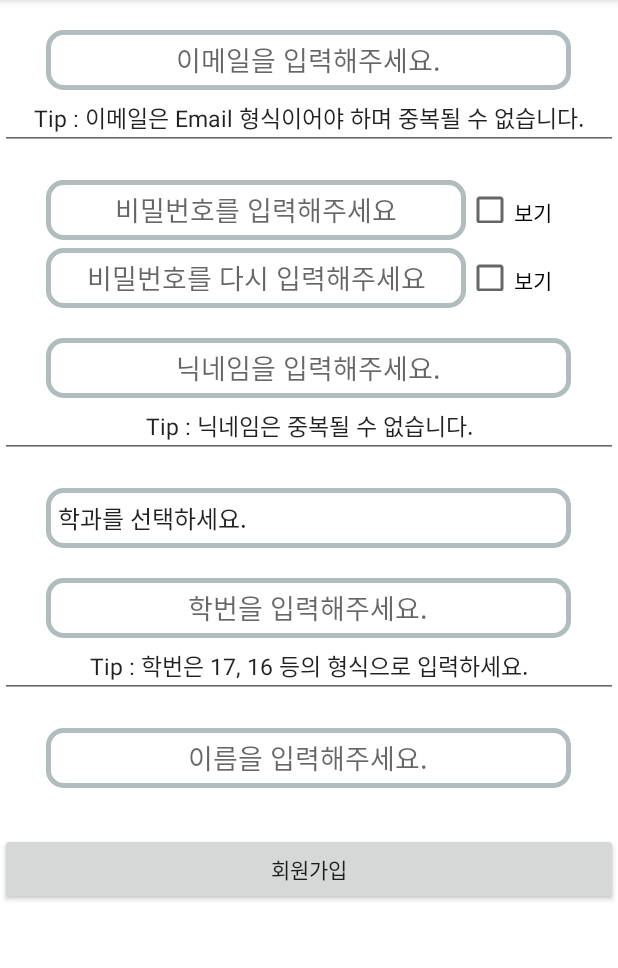
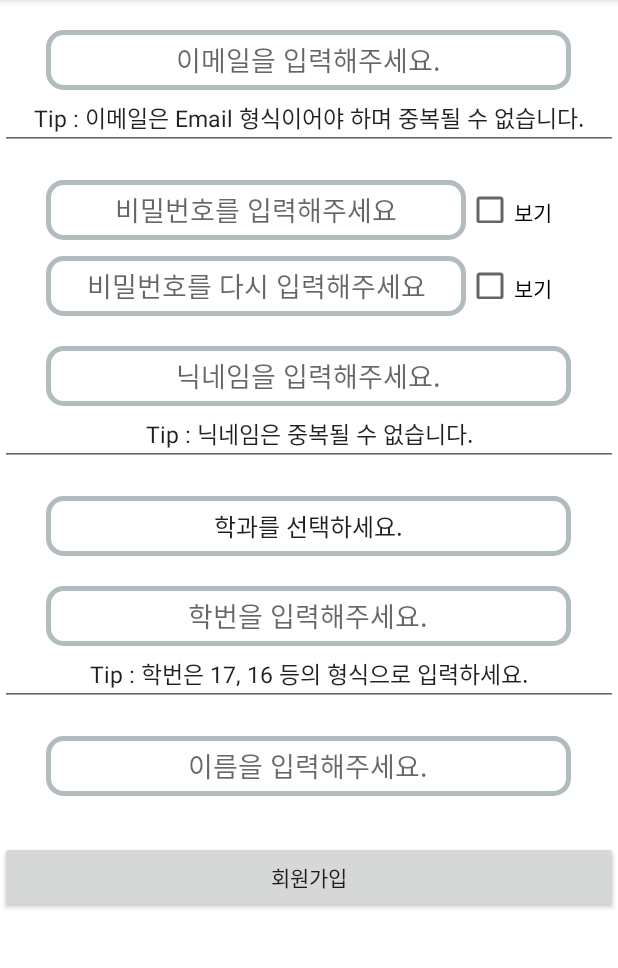
Before and after one commit to SongHeeJae/MyongjiMoa, an Android app: the screen it shows after launch (LoginActivity), after a tap on an icon or button, on a phone screen of 412 x 824 dp, the part 84-1052 px from its top. Run offline under Robolectric (Android 15) with nearby library versions, the phone set to English and light mode, and no system bars.

Commit message:
짜잘하게 코드 수정

```diff
--- a/app/src/main/java/com/example/myongjimoa/LoginActivity.java
+++ b/app/src/main/java/com/example/myongjimoa/LoginActivity.java
@@ -1,6 +1,12 @@
 package com.example.myongjimoa;
 
 import android.os.Bundle;
+import android.text.method.HideReturnsTransformationMethod;
+import android.text.method.PasswordTransformationMethod;
+import android.util.Log;
+import android.widget.CheckBox;
+import android.widget.CompoundButton;
+
 import androidx.appcompat.app.AppCompatActivity;
 import androidx.fragment.app.FragmentManager;
 import androidx.fragment.app.FragmentTransaction;
--- a/app/src/main/res/layout/add_user.xml
+++ b/app/src/main/res/layout/add_user.xml
@@ -1,64 +1,58 @@
 <?xml version="1.0" encoding="utf-8"?>
 <LinearLayout xmlns:android="http://schemas.android.com/apk/res/android"
-    android:orientation="vertical" android:layout_width="match_parent"
+    android:layout_width="match_parent"
+    android:layout_height="match_parent"
     android:layout_gravity="center"
-    android:layout_height="match_parent">
-
-    <LinearLayout
-        android:layout_width="match_parent"
-        android:layout_height="20dp" >
-    </LinearLayout>
+    android:orientation="vertical">
 
     <LinearLayout
         android:layout_width="match_parent"
         android:layout_height="wrap_content"
+        android:layout_marginTop="20dp"
         android:gravity="center"
         android:orientation="horizontal">
 
         <EditText
+            android:id="@+id/user_email"
             android:layout_width="350dp"
             android:layout_height="40dp"
-            android:textAlignment="center"
             android:background="@drawable/rounded"
             android:hint="이메일을 입력해주세요."
             android:inputType="textEmailAddress"
-            android:id="@+id/user_email"/>
+            android:textAlignment="center" />
     </LinearLayout>
 
     <LinearLayout
         android:layout_width="match_parent"
         android:layout_height="wrap_content"
         android:orientation="horizontal">
+
         <EditText
             android:layout_width="match_parent"
+            android:layout_height="40dp"
+            android:focusableInTouchMode="false"
+            android:text="Tip : 이메일은 Email 형식이어야 하며 중복될 수 없습니다."
             android:textAlignment="center"
-            android:layout_height="40dp"
-            android:textSize="15dp"
-            android:focusableInTouchMode="false"
-            android:text="Tip : 이메일은 Email 형식이어야 하며 중복될 수 없습니다." />
-    </LinearLayout>
-
-    <LinearLayout
-        android:layout_width="match_parent"
-        android:layout_height="20dp"
-        android:orientation="horizontal">
+            android:textSize="15dp" />
     </LinearLayout>
 
     <LinearLayout
         android:layout_width="match_parent"
         android:layout_height="wrap_content"
+        android:layout_marginTop="20dp"
         android:gravity="center"
         android:orientation="horizontal">
 
         <EditText
+            android:id="@+id/user_password"
             android:layout_width="280dp"
             android:layout_height="40dp"
-            android:textAlignment="center"
             android:background="@drawable/rounded"
             android:hint="비밀번호를 입력해주세요"
             android:inputType="textPassword"
             android:singleLine="true"
-            android:id="@+id/user_password" />
+            android:textAlignment="center" />
+
         <CheckBox
             android:id="@+id/etpw"
             android:layout_width="70dp"
@@ -68,24 +62,25 @@
 
     <LinearLayout
         android:layout_width="match_parent"
-        android:layout_height="5dp" >
-    </LinearLayout>
+        android:layout_height="5dp"></LinearLayout>
 
     <LinearLayout
         android:layout_width="match_parent"
         android:layout_height="wrap_content"
+        android:layout_marginTop="5dp"
         android:gravity="center"
         android:orientation="horizontal">
 
         <EditText
+            android:id="@+id/re_password"
             android:layout_width="280dp"
             android:layout_height="40dp"
-            android:textAlignment="center"
             android:background="@drawable/rounded"
             android:hint="비밀번호를 다시 입력해주세요"
             android:inputType="textPassword"
             android:singleLine="true"
-            android:id="@+id/re_password" />
+            android:textAlignment="center" />
+
         <CheckBox
             android:id="@+id/etpw2"
             android:layout_width="70dp"
@@ -95,120 +90,100 @@
 
     <LinearLayout
         android:layout_width="match_parent"
-        android:layout_height="20dp"
-        android:orientation="horizontal">
-    </LinearLayout>
-
-    <LinearLayout
-        android:layout_width="match_parent"
         android:layout_height="wrap_content"
+        android:layout_marginTop="20dp"
         android:gravity="center"
         android:orientation="horizontal">
 
         <EditText
+            android:id="@+id/user_nickname"
             android:layout_width="350dp"
             android:layout_height="40dp"
-            android:textAlignment="center"
             android:background="@drawable/rounded"
             android:hint="닉네임을 입력해주세요."
-            android:id="@+id/user_nickname"/>
+            android:textAlignment="center" />
     </LinearLayout>
 
     <LinearLayout
         android:layout_width="match_parent"
         android:layout_height="wrap_content"
         android:orientation="horizontal">
+
         <EditText
             android:layout_width="match_parent"
             android:layout_height="40dp"
-            android:textSize="15dp"
             android:focusableInTouchMode="false"
+            android:text="Tip : 닉네임은 중복될 수 없습니다."
             android:textAlignment="center"
-            android:text="Tip : 닉네임은 중복될 수 없습니다." />
-    </LinearLayout>
-
-    <LinearLayout
-        android:layout_width="match_parent"
-        android:layout_height="20dp"
-        android:orientation="horizontal">
+            android:textSize="15dp" />
     </LinearLayout>
 
     <LinearLayout
         android:layout_width="match_parent"
         android:layout_height="wrap_content"
+        android:layout_marginTop="20dp"
         android:gravity="center"
         android:orientation="horizontal">
 
         <Spinner
-            android:background="@drawable/rounded"
             android:id="@+id/spinner_major"
             android:layout_width="350dp"
-            android:layout_height="40dp" />
-    </LinearLayout>
-
-    <LinearLayout
-        android:layout_width="match_parent"
-        android:layout_height="20dp"
-        android:orientation="horizontal">
+            android:layout_height="40dp"
+            android:background="@drawable/rounded"
+            android:textAlignment="center" />
     </LinearLayout>
 
     <LinearLayout
         android:layout_width="match_parent"
         android:layout_height="wrap_content"
+        android:layout_marginTop="20dp"
         android:gravity="center"
         android:orientation="horizontal">
 
         <EditText
+            android:id="@+id/user_number"
             android:layout_width="350dp"
             android:layout_height="40dp"
-            android:inputType="number"
-            android:textAlignment="center"
             android:background="@drawable/rounded"
             android:hint="학번을 입력해주세요."
-            android:id="@+id/user_number"/>
+            android:inputType="number"
+            android:textAlignment="center" />
     </LinearLayout>
 
     <LinearLayout
         android:layout_width="match_parent"
         android:layout_height="wrap_content"
         android:orientation="horizontal">
+
         <EditText
             android:layout_width="match_parent"
             android:layout_height="40dp"
-            android:textSize="15dp"
+            android:focusableInTouchMode="false"
+            android:text="Tip : 학번은 17, 16 등의 형식으로 입력하세요."
             android:textAlignment="center"
-            android:focusableInTouchMode="false"
-            android:text="Tip : 학번은 17, 16 등의 형식으로 입력하세요." />
-    </LinearLayout>
-
-    <LinearLayout
-        android:layout_width="match_parent"
-        android:layout_height="20dp"
-        android:orientation="horizontal">
+            android:textSize="15dp" />
     </LinearLayout>
 
     <LinearLayout
         android:layout_width="match_parent"
         android:layout_height="wrap_content"
+        android:layout_marginTop="20dp"
         android:gravity="center"
         android:orientation="horizontal">
 
         <EditText
+            android:id="@+id/user_name"
             android:layout_width="350dp"
             android:layout_height="40dp"
-            android:textAlignment="center"
             android:background="@drawable/rounded"
             android:hint="이름을 입력해주세요."
-            android:id="@+id/user_name"/>
+            android:textAlignment="center" />
     </LinearLayout>
 
-    <LinearLayout
-        android:layout_width="match_parent"
-        android:layout_height="30dp" ></LinearLayout>
-
     <Button
+        android:id="@+id/submit"
         android:layout_width="match_parent"
         android:layout_height="wrap_content"
-        android:text="회원가입"
-        android:id="@+id/submit"/>
+        android:layout_marginTop="30dp"
+        android:text="회원가입" />
 </LinearLayout>
--- a/app/src/main/res/layout/review_write.xml
+++ b/app/src/main/res/layout/review_write.xml
@@ -25,8 +25,6 @@
                 android:layout_width="wrap_content"
                 android:layout_height="wrap_content"
                 android:text="글써주세요"/>
-
-
 
             <Button
                 android:layout_width="wrap_content"
```
Also changed, not shown: app/src/main/java/com/example/myongjimoa/LoginFragment.java (+10 -1 lines), app/src/main/res/layout/login_main.xml (+13 -16 lines), app/src/main/res/layout/restaurant.xml (+2 -13 lines), app/src/main/res/layout/review.xml (+4 -18 lines).
